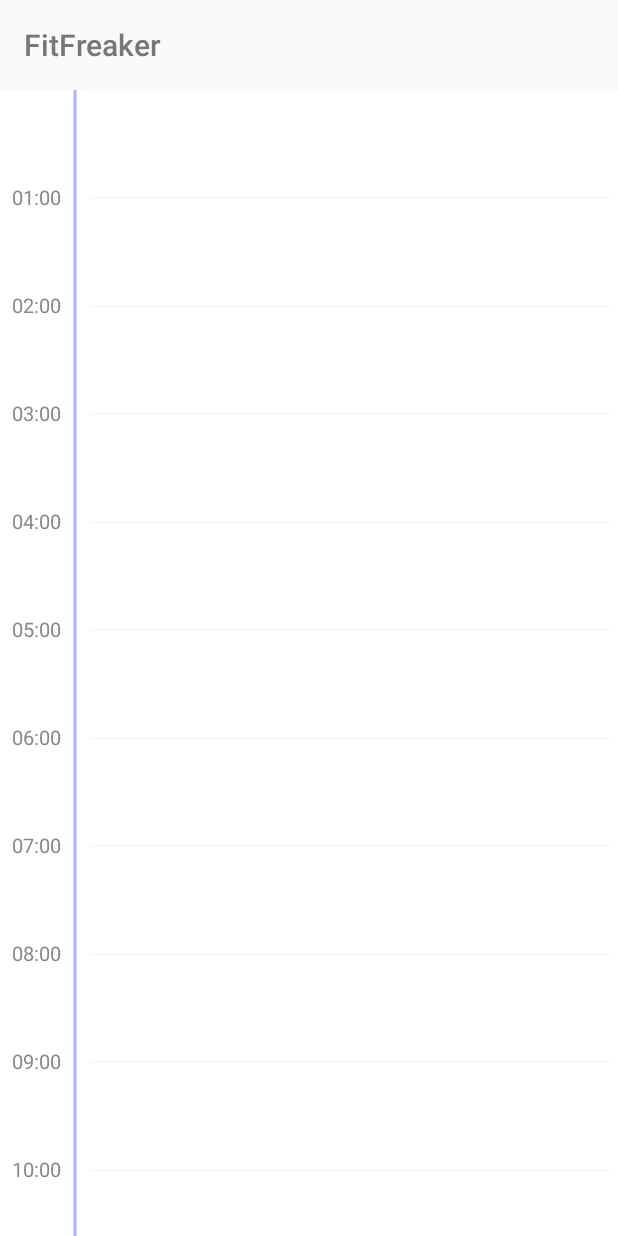
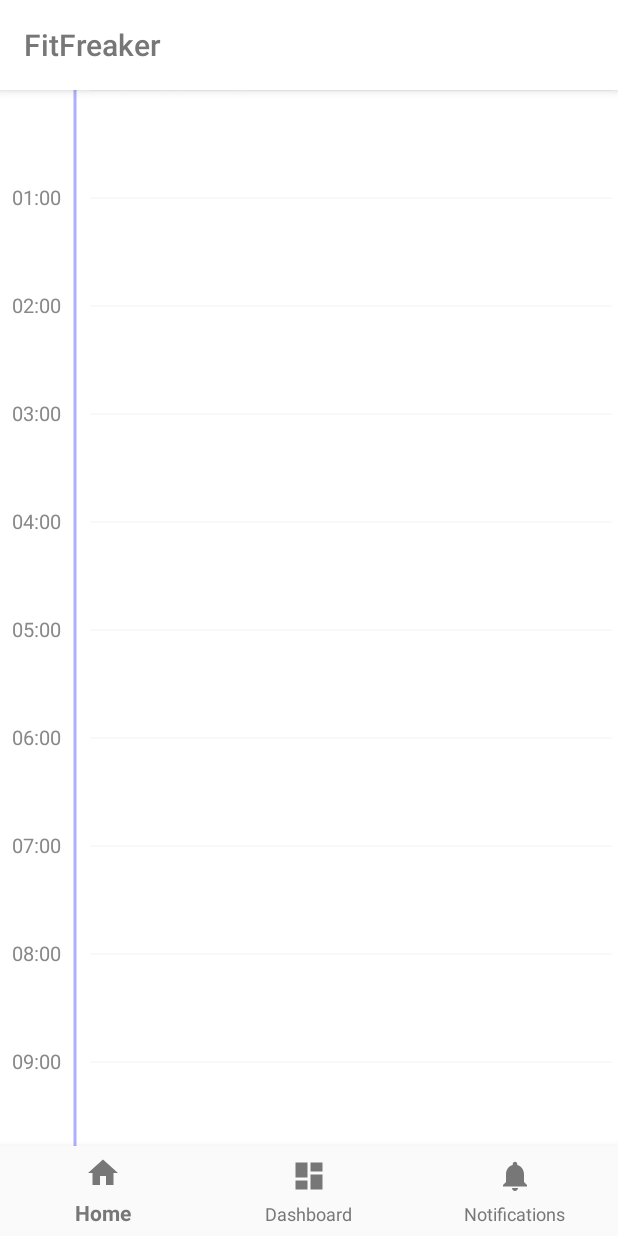
Before and after one commit to laszlo1337/FitFreaker, an Android app: the screen it shows after launch (MainActivity), on a phone screen of 412 x 824 dp. Run offline under Robolectric (Android 15) with nearby library versions, the phone set to English and light mode, and no system bars.

Commit message:
change styles, add mock add event activity

```diff
--- a/app/src/main/AndroidManifest.xml
+++ b/app/src/main/AndroidManifest.xml
@@ -14,10 +14,12 @@
             android:label="@string/app_name">
             <intent-filter>
                 <action android:name="android.intent.action.MAIN" />
-
                 <category android:name="android.intent.category.LAUNCHER" />
             </intent-filter>
         </activity>
+        <activity
+            android:name=".MockAddEventActivity"
+            android:label="@string/title_add_event" />
     </application>
 
 </manifest>
--- a/app/src/main/java/io/finefabric/fitfreaker/DayScheduleView.kt
+++ b/app/src/main/java/io/finefabric/fitfreaker/DayScheduleView.kt
@@ -38,14 +38,17 @@ class DayScheduleView @JvmOverloads constructor(context: Context, attrs: Attribu
     var hourSeparatorPaint = Paint()
     var addNewEventTextPaint = Paint(Paint.ANTI_ALIAS_FLAG)
     var timelinePaint = Paint()
+    var timelineDotPaint = Paint(Paint.ANTI_ALIAS_FLAG)
 
     var addNewEventPaint = Paint(Paint.ANTI_ALIAS_FLAG)
 
-    var touchedHourRect = RectF()
+    var noneRect = RectF()
+    var touchedHourRect = noneRect
 
     var hourRects = LinkedList<RectF>()
+    var timelineAndMarkNewEventColor = Color.parseColor("#AEB0FF")
 
-    private lateinit var onAddEventClickListener: DayScheduleView.OnAddEventClickListener
+    private var onAddEventClickListener: DayScheduleView.OnAddEventClickListener? = null
 
     init {
         calculatedDayHeight = applyDimension(MINUTES_IN_DAY * hourHeightMultiplier).toInt()
@@ -56,9 +59,10 @@ class DayScheduleView @JvmOverloads constructor(context: Context, attrs: Attribu
         backgroundPaint.color = Color.WHITE
         addNewEventTextPaint.color = Color.WHITE
         addNewEventTextPaint.textSize = applyDimension(18f)
-        addNewEventPaint.color = Color.parseColor("#AEB0FF")
-        timelinePaint.color = Color.parseColor("#AEB0FF")
+        addNewEventPaint.color = timelineAndMarkNewEventColor
+        timelinePaint.color = timelineAndMarkNewEventColor
         timelinePaint.strokeWidth = applyDimension(2f)
+        timelineDotPaint.color = timelineAndMarkNewEventColor
 
         hourTextPaint.textSize = applyDimension(13f)
         hourTextPaint.color = Color.GRAY
@@ -92,7 +96,11 @@ class DayScheduleView @JvmOverloads constructor(context: Context, attrs: Attribu
     override fun onTouchEvent(event: MotionEvent?): Boolean {
 
         when (event?.action) {
-            MotionEvent.ACTION_SCROLL -> return false
+            MotionEvent.ACTION_SCROLL -> {
+                touchedHourRect = noneRect
+                invalidate()
+                return true
+            }
             MotionEvent.ACTION_DOWN -> {
                 Log.d("TOUCH EVENT", "x: " + event.x + " y: " + event.y)
                 handleTouch(event)
@@ -122,15 +130,19 @@ class DayScheduleView @JvmOverloads constructor(context: Context, attrs: Attribu
         canvas.drawRect(screenRect, backgroundPaint)
         drawHourTextAndSeparators(canvas)
         drawTimeline(canvas)
-        touchedHourRect.let {
-            drawAddNewEventRect(canvas)
-        }
+
+        drawAddNewEventRect(canvas)
+
     }
 
     private fun drawTimeline(canvas: Canvas) {
-        var time = DateTime.now()
-        var linePositionX = hourTextMargin - applyDimension(10f)
-        canvas.drawLine(linePositionX, 0f, linePositionX, applyDimension(time.minuteOfDay().get().toFloat() * hourHeightMultiplier), timelinePaint)
+        val time = DateTime.now()
+        val linePositionX = hourTextMargin - applyDimension(10f)
+        val currentTime = applyDimension(time.minuteOfDay().get().toFloat() * hourHeightMultiplier)
+
+        canvas.drawLine(linePositionX, 0f, linePositionX, currentTime, timelinePaint)
+
+        canvas.drawCircle(linePositionX, currentTime, applyDimension(4f), timelineDotPaint)
     }
 
     private fun drawHourTextAndSeparators(canvas: Canvas) {
--- a/app/src/main/java/io/finefabric/fitfreaker/DayView.kt
+++ b/app/src/main/java/io/finefabric/fitfreaker/DayView.kt
@@ -1,7 +1,10 @@
 package io.finefabric.fitfreaker
 
 import android.content.Context
+import android.graphics.RectF
 import android.util.AttributeSet
+import android.view.MotionEvent
+import android.view.View
 import android.widget.ScrollView
 
 /**
@@ -15,7 +18,7 @@ class DayView @JvmOverloads constructor(context: Context, attrs: AttributeSet? =
         addView(dayshedule)
     }
 
-    fun setOnAddEventClickListener(listener: DayScheduleView.OnAddEventClickListener){
+    fun setOnAddEventClickListener(listener: DayScheduleView.OnAddEventClickListener) {
         dayshedule.setOnAddEventClickListener(listener)
     }
 }
--- a/app/src/main/res/layout/activity_main.xml
+++ b/app/src/main/res/layout/activity_main.xml
@@ -9,46 +9,37 @@
     app:layout_behavior="@string/appbar_scrolling_view_behavior"
     tools:context="io.finefabric.fitfreaker.MainActivity">
 
-    <Toolbar
-        android:id="@+id/toolbar"
-        android:layout_alignParentTop="true"
+    <android.support.design.widget.AppBarLayout
         android:layout_width="match_parent"
-        android:elevation="4dp"
-        android:titleTextColor="#777777"
-        android:subtitleTextColor="#777777"
-        android:layout_height="60dp" />
+        android:layout_height="wrap_content"
+        android:id="@+id/toolbar_layout">
 
-    <ScrollView
-        android:id="@+id/scroll_view"
-        android:layout_below="@id/toolbar"
+        <android.support.v7.widget.Toolbar
+            android:id="@+id/toolbar"
+            android:layout_alignParentTop="true"
+            android:layout_width="match_parent"
+            android:elevation="4dp"
+            app:titleTextColor="@color/gray"
+            app:subtitleTextColor="@color/gray"
+            android:layout_height="60dp" />
+
+    </android.support.design.widget.AppBarLayout>
+
+    <io.finefabric.fitfreaker.DayView
+        android:id="@+id/day_view"
+        android:layout_below="@id/toolbar_layout"
         android:layout_width="match_parent"
-        android:layout_height="wrap_content">
-
-        <io.finefabric.fitfreaker.DayScheduleView
-            android:id="@+id/day_view"
-            android:layout_width="match_parent"
-            android:layout_height="wrap_content"
-            android:visibility="visible" />
-
-    </ScrollView>
-
-    <TextView
-        android:id="@+id/message"
-        android:layout_width="wrap_content"
-        android:layout_height="wrap_content"
-        android:layout_below="@id/toolbar"
-        android:layout_marginStart="@dimen/activity_horizontal_margin"
-        android:layout_marginTop="@dimen/activity_vertical_margin"
-        android:text="@string/title_home"
-        android:visibility="gone" />
+        android:layout_above="@id/navigation"
+        android:layout_height="wrap_content" />
 
     <android.support.design.widget.BottomNavigationView
-        android:layout_below="@id/scroll_view"
         android:id="@+id/navigation"
         android:layout_width="match_parent"
         android:layout_height="60dp"
         android:background="?android:attr/windowBackground"
         app:menu="@menu/navigation"
+        app:itemIconTint="@color/gray"
+        app:itemTextColor="@color/gray"
         android:layout_alignParentBottom="true" />
 
 </RelativeLayout>
--- a/app/src/main/res/values/colors.xml
+++ b/app/src/main/res/values/colors.xml
@@ -3,4 +3,5 @@
     <color name="colorPrimary">#FFFFFF</color>
     <color name="colorPrimaryDark">#F5F5F5</color>
     <color name="colorAccent">#FF4081</color>
+    <color name="gray">#777777</color>
 </resources>
--- a/app/src/main/res/values/strings.xml
+++ b/app/src/main/res/values/strings.xml
@@ -3,4 +3,5 @@
     <string name="title_home">Home</string>
     <string name="title_dashboard">Dashboard</string>
     <string name="title_notifications">Notifications</string>
+    <string name="title_add_event">Add Event</string>
 </resources>
--- a/app/src/main/res/values/styles.xml
+++ b/app/src/main/res/values/styles.xml
@@ -6,6 +6,9 @@
         <item name="colorPrimary">@color/colorPrimary</item>
         <item name="colorPrimaryDark">@color/colorPrimaryDark</item>
         <item name="colorAccent">@color/colorAccent</item>
+        <item name="android:statusBarColor">@color/colorPrimaryDark</item>
+        <item name="android:windowLightStatusBar">true</item>
+
     </style>
 
 </resources>
```
Also changed, not shown: app/src/main/java/io/finefabric/fitfreaker/MainActivity.kt (+10 -26 lines), app/src/main/java/io/finefabric/fitfreaker/MockAddEventActivity.kt (added, +17 -0 lines), app/src/main/res/layout/activity_add_event.xml (added, +74 -0 lines).
